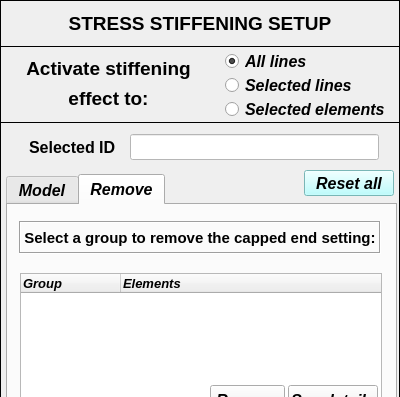
Qt form pulse/uix/user_input/ui/stressStiffeningInput.ui (open-pulse/OpenPulse) before a commit; both pictures show x 0 to 400 and y 0 to 397 of the 400 by 598 pixel window.
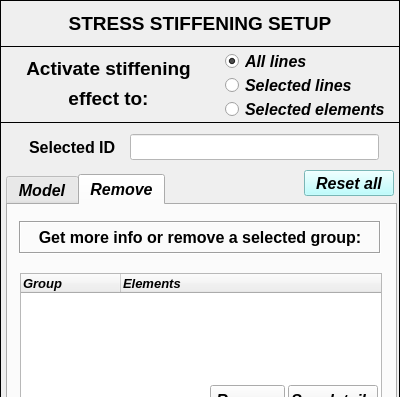
The same form after that commit. The open tabs and pages were chosen to show the change.

```diff
--- a/pulse/uix/user_input/ui/stressStiffeningInput.ui
+++ b/pulse/uix/user_input/ui/stressStiffeningInput.ui
@@ -1176,7 +1176,7 @@
       <property name="font">
        <font>
         <family>Arial</family>
-        <pointsize>11</pointsize>
+        <pointsize>12</pointsize>
         <weight>75</weight>
         <italic>false</italic>
         <bold>true</bold>
@@ -1189,7 +1189,7 @@
        <enum>QFrame::Sunken</enum>
       </property>
       <property name="text">
-       <string>Select a group to remove the capped end setting:</string>
+       <string>Get more info or remove a selected group:</string>
       </property>
       <property name="textFormat">
        <enum>Qt::AutoText</enum>
```
